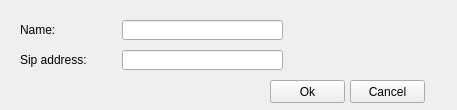
dimonk33/SIPhone, file qt/AddUserForm.ui: the form before one commit.
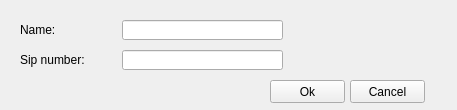
The form after the commit.

The edit to the form file:
```diff
--- a/qt/AddUserForm.ui
+++ b/qt/AddUserForm.ui
@@ -82,7 +82,7 @@
     </rect>
    </property>
    <property name="text">
-    <string>Sip address:</string>
+    <string>Sip number:</string>
    </property>
   </widget>
  </widget>
```
